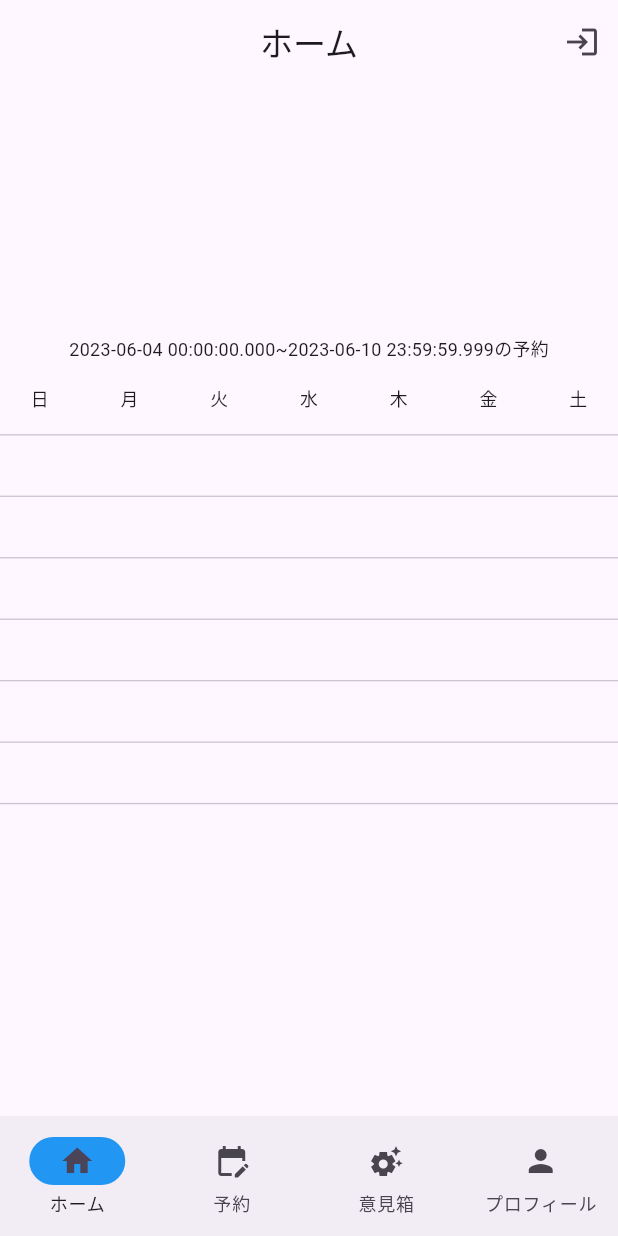
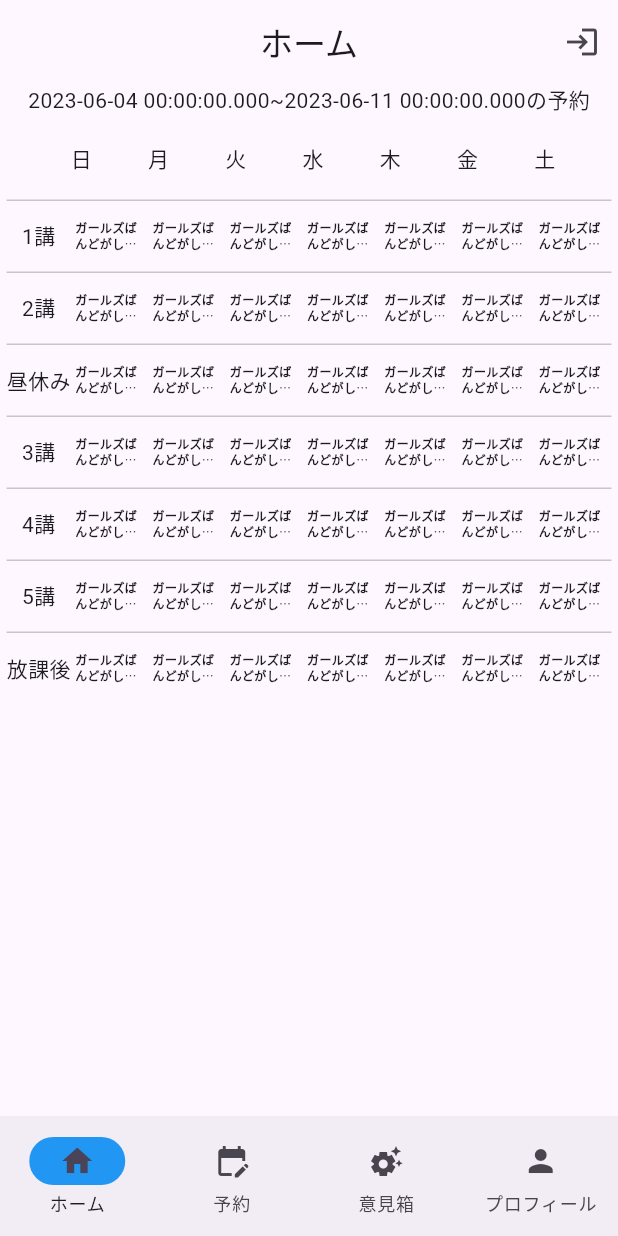
Before and after one commit to Yuzucchi-cist/cist-keion-app, a Flutter app: the screen it shows after launch, on a phone screen of 412 x 824 dp. Run offline on Flutter 3.47's test engine with Material 2 defaults, Android fonts, the phone set to English and light mode, and no system bars; our stand-ins replace auto_route, firebase_core, flutter_hooks, freezed_annotation, hooks_riverpod; accounts and stored records are empty; generated files the repository leaves out were written again.

Commit message:
#34 [add] 予約表のタップした場所の色を変える

```diff
--- a/lib/feature/home/presentation/pages/home_page.dart
+++ b/lib/feature/home/presentation/pages/home_page.dart
@@ -4,6 +4,7 @@ import 'package:hooks_riverpod/hooks_riverpod.dart';
 
 import '../../../../core/router/app_router.dart';
 import '../../../../core/utils/date_time_utils.dart';
+import '../../../reservation/presentation/notifier/reserve_table_notifier.dart';
 import '../../../reservation/presentation/widgets/reservation_table.dart';
 
 @RoutePage()
@@ -27,13 +28,8 @@ class HomePage extends HookConsumerWidget {
         automaticallyImplyLeading: false,
       ),
       body: Center(
-        child: Column(
-          children: [
-            Expanded(
-                child: FittedBox(
-                    child: reservationTable(startDateOfWeek: startDateOfWeek))),
-          ],
-        ),
+        child: reservationTable(context,
+            reserveTable: ref.watch(reserveTableProvider)),
       ),
     );
   }
--- /dev/null
+++ b/lib/feature/reservation/presentation/notifier/reserve_table_notifier.dart
@@ -0,0 +1,60 @@
+import 'package:hooks_riverpod/hooks_riverpod.dart';
+
+import '../../../../core/utils/date_time_utils.dart';
+import '../states/institute_time.dart';
+import '../states/reserve_table.dart';
+import '../states/reserve_table_cell.dart';
+import '../states/week_day.dart';
+
+final reserveTableProvider =
+    StateNotifierProvider<ReserveTableNotifier, ReserveTable>(
+        (ref) => ReserveTableNotifier(ReserveTable(
+              table: Map.fromIterables(
+                  WeekDay.values
+                      .map((day) => InstituteTime.values
+                          .map((time) => (weekDay: day, time: time)))
+                      .expand((values) => values)
+                      .toList(),
+                  List.filled(
+                      WeekDay.values.length * InstituteTime.values.length,
+                      const ReserveTableCell(title: 'ガールズばんどがしたい！'))),
+              startDateOfWeek: getStartDateOfThisWeek(),
+            )));
+
+final reserveTableForReserveProvider =
+    StateNotifierProvider<ReserveTableNotifier, ReserveTable>(
+        (ref) => ReserveTableNotifier(ReserveTable(
+              table: Map.fromIterables(
+                  WeekDay.values
+                      .map((day) => InstituteTime.values
+                          .map((time) => (weekDay: day, time: time)))
+                      .expand((values) => values)
+                      .toList(),
+                  List.filled(
+                      WeekDay.values.length * InstituteTime.values.length,
+                      const ReserveTableCell(title: 'ガールズばんどがしたい！'))),
+              startDateOfWeek: getStartDateOfThisWeek()
+                  .add(Duration(days: DateTime.daysPerWeek)),
+            )));
+
+class ReserveTableNotifier extends StateNotifier<ReserveTable> {
+  ReserveTableNotifier(super.state);
+
+  void onTapped(WeekDay weekDay, InstituteTime time) {
+    final clonedTable = {...state.table};
+    final cell = state.table[(weekDay: weekDay, time: time)]!;
+    clonedTable[(weekDay: weekDay, time: time)] =
+        cell.copyWith(isTapped: !cell.isTapped);
+    state = state.copyWith(table: clonedTable);
+  }
+
+  void resetIsTapped() {
+    state = state.copyWith(
+        table: state.table.map(
+            (key, value) => MapEntry(key, value.copyWith(isTapped: false))));
+  }
+
+  bool isChosen() {
+    return state.table.values.map((cell) => cell.isTapped).contains(true);
+  }
+}
--- /dev/null
+++ b/lib/feature/reservation/presentation/states/institute_time.dart
@@ -0,0 +1,13 @@
+enum InstituteTime {
+  first('1講'),
+  second('2講'),
+  noon('昼休み'),
+  third('3講'),
+  forth('4講'),
+  fifth('5講'),
+  afterSchool('放課後');
+
+  final String value;
+  // ignore: sort_constructors_first
+  const InstituteTime(this.value);
+}
--- a/lib/feature/reservation/presentation/widgets/reservation_table.dart
+++ b/lib/feature/reservation/presentation/widgets/reservation_table.dart
@@ -1,23 +1,60 @@
+import 'package:auto_size_text/auto_size_text.dart';
 import 'package:flutter/material.dart';
 
-Widget reservationTable({required DateTime startDateOfWeek}) {
-  final endDateOfWeek = startDateOfWeek
-      .add(const Duration(days: DateTime.daysPerWeek))
-      .subtract(const Duration(milliseconds: 1));
+import '../states/institute_time.dart';
+import '../states/reserve_table.dart';
+import '../states/week_day.dart';
 
-  final datesOfWeek = List<DateTime>.generate(DateTime.daysPerWeek,
-      (diffDays) => startDateOfWeek.add(Duration(days: diffDays)));
+Widget reservationTable(BuildContext context,
+    {required ReserveTable reserveTable,
+    void Function(WeekDay weekDay, InstituteTime time)? onTap}) {
+  final startDateOfWeek = reserveTable.startDateOfWeek;
+  final endDateOfWeek = reserveTable.endDateOfWeek;
+
   return Column(
     children: [
       Text('$startDateOfWeek~$endDateOfWeekの予約'),
-      DataTable(
-        columns: datesOfWeek
-            .map((date) =>
-                DataColumn(label: Text(_WeekDay.fromDate(date).value)))
-            .toList(),
-        rows: List.filled(
-            7, DataRow(cells: List.filled(7, const DataCell(Text(''))))),
-      ),
+      Expanded(
+        child: DataTable(
+          columnSpacing: 0,
+          horizontalMargin: 0,
+          columns: [
+            const DataColumn(label: Center(child: Text(''))),
+            ...reserveTable.tableMap.values.first.keys.map((weekDay) =>
+                DataColumn(label: Center(child: Text(weekDay.value))))
+          ],
+          rows: reserveTable.tableMap.entries.map<DataRow>((eRow) {
+            final rowLabel = DataCell(SizedBox(
+              child: Center(
+                child: Text(
+                  eRow.key.value,
+                  softWrap: false,
+                ),
+              ),
+            ));
+            final data = eRow.value.entries.map((eCell) {
+              return DataCell(
+                Container(
+                  width: MediaQuery.of(context).size.width / 8,
+                  padding: const EdgeInsets.symmetric(horizontal: 3),
+                  color: eCell.value.isTapped ? Colors.red : null,
+                  child: Align(
+                    child: AutoSizeText(
+                      eCell.value.title,
+                      style: const TextStyle(fontWeight: FontWeight.bold),
+                      maxLines: 2,
+                      minFontSize: 8,
+                      overflow: TextOverflow.ellipsis,
+                    ),
+                  ),
+                ),
+                onTap: onTap != null ? () => onTap(eCell.key, eRow.key) : null,
+              );
+            }).toList();
+            return DataRow(cells: [rowLabel, ...data]);
+          }).toList(),
+        ),
+      )
     ],
   );
 }
@@ -46,3 +83,17 @@ enum _WeekDay {
     return today.subtract(Duration(days: (today.weekday % 7) - index));
   }
 }
+
+enum _InstituteTime {
+  first('1講'),
+  second('2講'),
+  noon('昼休み'),
+  third('3講'),
+  forth('4講'),
+  fifth('5講'),
+  afterSchool('放課後');
+
+  final String value;
+  // ignore: sort_constructors_first
+  const _InstituteTime(this.value);
+}
--- a/pubspec.yaml
+++ b/pubspec.yaml
@@ -39,6 +39,8 @@ dependencies:
   hooks_riverpod: ^2.3.6
   auto_route: ^7.3.2
   flutter_hooks: ^0.18.6
+  freezed_annotation: ^2.2.0
+  auto_size_text: ^3.0.0
 
 
 dev_dependencies:
@@ -52,6 +54,7 @@ dev_dependencies:
   # rules and activating additional ones.
   flutter_lints: ^2.0.0
   auto_route_generator: ^7.1.1
+  freezed: ^2.3.5
 
 # For information on the generic Dart part of this file, see the
 # following page: https://dart.dev/tools/pub/pubspec
```
Also changed, not shown: build.yaml (added, +11 -0 lines), lib/feature/reservation/presentation/pages/choose_reserve_table_page.dart (+8 -3 lines), lib/feature/reservation/presentation/pages/confirm_reservation_page.dart (+3 -4 lines), lib/feature/reservation/presentation/pages/make_reservation_detail_page.dart (+14 -5 lines), lib/feature/reservation/presentation/states/reserve_table.dart (added, +37 -0 lines), lib/feature/reservation/presentation/states/reserve_table_cell.dart (added, +10 -0 lines), lib/feature/reservation/presentation/states/week_day.dart (added, +24 -0 lines), lib/feature/reservation/presentation/widgets/reserve_tab_bar_view.dart (+17 -11 lines), lib/feature/suggestion/presentation/pages/create_suggestion_page.dart (line endings or trailing spaces), pubspec.lock, 2 other files.
